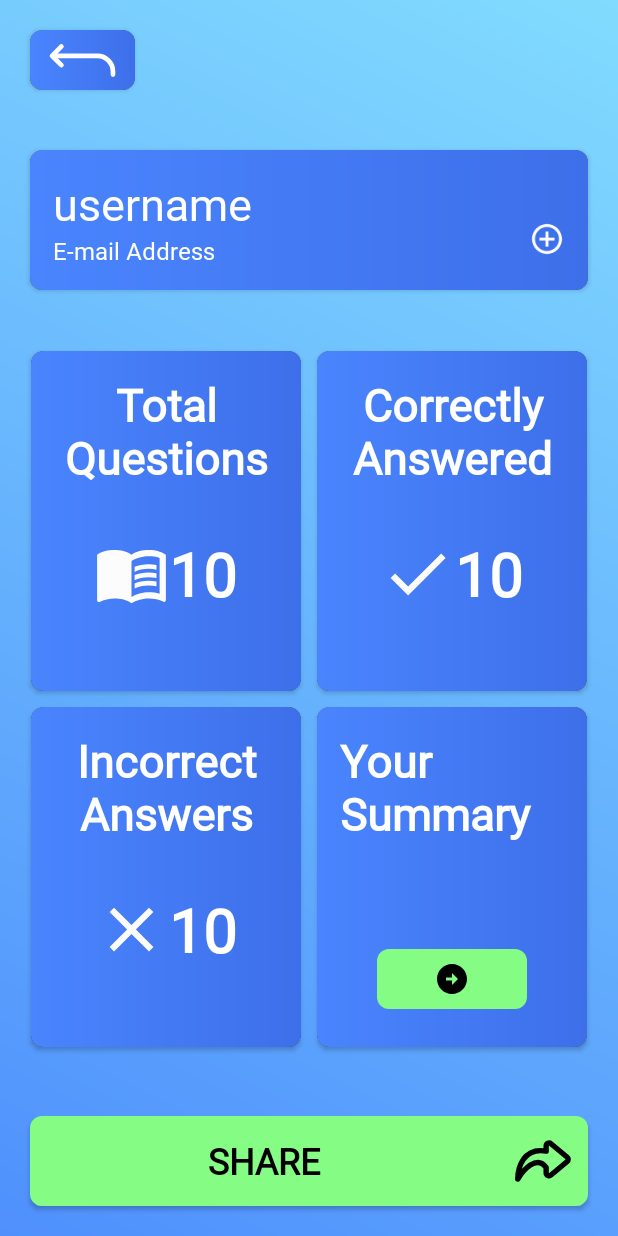
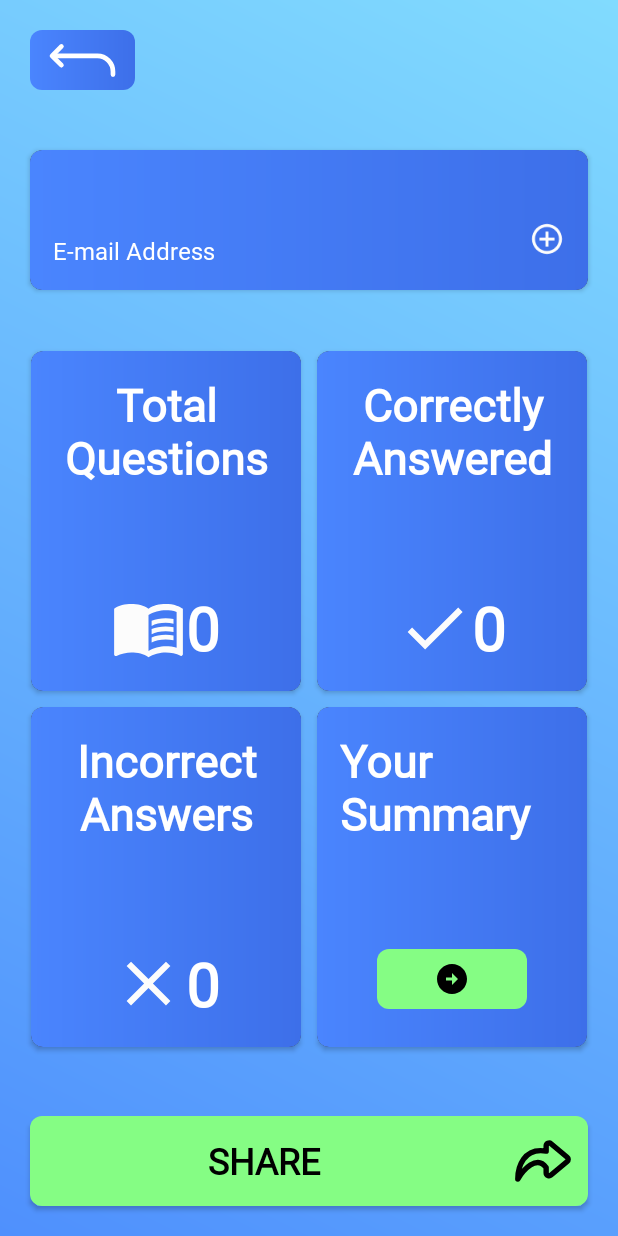
Before and after one commit to Jordan-Anderson1/Enhanced_Learning_Experience, an Android app: the ProfileActivity screen opened directly, with no data from a screen before it, on a phone screen of 412 x 824 dp. Run offline under Robolectric (Android 15) with nearby library versions, the phone set to English and light mode, and no system bars; our stand-ins replace Firebase (no records; nobody signed in at launch, a user with empty details on screens opened directly); 3 statements that could not run were skipped.

Commit message:
dynamically update stats and username/email in profile

```diff
--- a/app/src/main/java/com/example/learningexperience/MainActivity.java
+++ b/app/src/main/java/com/example/learningexperience/MainActivity.java
@@ -103,6 +103,11 @@ public class MainActivity extends AppCompatActivity {
             public void onSuccess(Uri uri) {
                 Picasso.get().load(uri).into(profileImage);
             }
+        }).addOnFailureListener(new OnFailureListener() {
+            @Override
+            public void onFailure(@NonNull Exception e) {
+                profileImage.setImageResource(R.drawable.baseline_person_24);
+            }
         });
 
         //get username
@@ -148,7 +153,6 @@ public class MainActivity extends AppCompatActivity {
 
                         //add interests to a list and display
                         List<String> interestsList = (List<String>) document.get("interests");
-                        Log.d("interests", interestsList.get(0));
                         recyclerView = findViewById(R.id.recyclerView);
                         recyclerView.setLayoutManager(new LinearLayoutManager(MainActivity.this));
                         recyclerAdapter = new RecyclerAdapter(interestsList);
@@ -177,5 +181,14 @@ public class MainActivity extends AppCompatActivity {
             }
         });
 
+        //set On click listener for profile image which takes user to profile page
+        profileImage.setOnClickListener(new View.OnClickListener() {
+            @Override
+            public void onClick(View v) {
+                Intent intent = new Intent(MainActivity.this, ProfileActivity.class);
+                startActivity(intent);
+            }
+        });
+
     }
 }
--- a/app/src/main/java/com/example/learningexperience/ProfileActivity.java
+++ b/app/src/main/java/com/example/learningexperience/ProfileActivity.java
@@ -1,14 +1,37 @@
 package com.example.learningexperience;
 
+import android.content.Intent;
 import android.os.Bundle;
+import android.view.View;
+import android.widget.Button;
+import android.widget.ImageButton;
+import android.widget.TextView;
 
 import androidx.activity.EdgeToEdge;
+import androidx.annotation.NonNull;
 import androidx.appcompat.app.AppCompatActivity;
 import androidx.core.graphics.Insets;
 import androidx.core.view.ViewCompat;
 import androidx.core.view.WindowInsetsCompat;
 
+import com.google.android.gms.tasks.OnFailureListener;
+import com.google.android.gms.tasks.OnSuccessListener;
+import com.google.firebase.auth.FirebaseAuth;
+import com.google.firebase.auth.FirebaseUser;
+import com.google.firebase.firestore.DocumentSnapshot;
+import com.google.firebase.firestore.FirebaseFirestore;
+
 public class ProfileActivity extends AppCompatActivity {
+
+    ImageButton backButton;
+
+    TextView usernameTextView, emailAddressTextView, totalQuestionsAnsweredTextView, totalIncorrectAnswersTextView, totalCorrectAnswersTextView;
+
+    FirebaseFirestore fStore;
+    FirebaseAuth fAuth;
+    FirebaseUser fUser;
+    String userId;
+
 
     @Override
     protected void onCreate(Bundle savedInstanceState) {
@@ -20,5 +43,63 @@ public class ProfileActivity extends AppCompatActivity {
             v.setPadding(systemBars.left, systemBars.top, systemBars.right, systemBars.bottom);
             return insets;
         });
+
+        backButton = findViewById(R.id.backButton);
+        usernameTextView = findViewById(R.id.username);
+        emailAddressTextView = findViewById(R.id.emailAddress);
+        totalQuestionsAnsweredTextView = findViewById(R.id.totalQuestionsAnsweredTextView);
+        totalIncorrectAnswersTextView = findViewById(R.id.totalIncorrectAnswersTextView);
+        totalCorrectAnswersTextView = findViewById(R.id.totalCorrectAnswersTextView);
+
+        fStore = FirebaseFirestore.getInstance();
+        fAuth = FirebaseAuth.getInstance();
+        userId = fAuth.getUid();
+
+        //get user Email address and set emailAddressTextView
+        if(fUser != null) {
+            String emailAddress = fUser.getEmail();
+            emailAddressTextView.setText(emailAddress);
+        }
+
+
+
+        //Get username and stats from FireBase and update corresponding TextViews
+        fStore.collection("users").document(userId)
+                .get()
+                .addOnSuccessListener(new OnSuccessListener<DocumentSnapshot>() {
+                    @Override
+                    public void onSuccess(DocumentSnapshot documentSnapshot) {
+                        String username;
+                        int totalQuestionsAnswered, totalIncorrectAnswers, totalCorrectAnswers;
+
+                        username = documentSnapshot.getString("username");
+                        usernameTextView.setText(username);
+
+                        totalQuestionsAnswered = documentSnapshot.getLong("totalQuestionsAnswered").intValue();
+                        totalCorrectAnswers = documentSnapshot.getLong("totalCorrectAnswers").intValue();
+                        totalIncorrectAnswers = documentSnapshot.getLong("totalIncorrectAnswers").intValue();
+
+                        totalQuestionsAnsweredTextView.setText(String.valueOf(totalQuestionsAnswered));
+                        totalCorrectAnswersTextView.setText(String.valueOf(totalCorrectAnswers));
+                        totalIncorrectAnswersTextView.setText(String.valueOf(totalIncorrectAnswers));
+                    }
+                }).addOnFailureListener(new OnFailureListener() {
+                    @Override
+                    public void onFailure(@NonNull Exception e) {
+
+                    }
+                });
+
+        //set on click listener for back button. Goes back to MainActivity
+        backButton.setOnClickListener(new View.OnClickListener() {
+            @Override
+            public void onClick(View v) {
+                Intent intent = new Intent(ProfileActivity.this, MainActivity.class);
+                startActivity(intent);
+                finish();
+            }
+        });
     }
+
+
 }
--- a/app/src/main/res/layout/activity_profile.xml
+++ b/app/src/main/res/layout/activity_profile.xml
@@ -13,19 +13,17 @@
         android:background="@drawable/main_background"
         android:orientation="vertical">
 
-        <androidx.cardview.widget.CardView
-            android:layout_width="wrap_content"
-            android:layout_height="wrap_content"
-            app:cardCornerRadius="8dp"
-            android:layout_margin="20dp">
+
 
             <ImageButton
                 android:layout_width="70dp"
                 android:layout_height="40dp"
                 android:src="@drawable/return_up_back_svgrepo_com"
-                android:background="@drawable/card_background"/>
+                android:background="@drawable/card_background"
+                android:layout_margin="20dp"
+                android:id="@+id/backButton"/>
 
-        </androidx.cardview.widget.CardView>
+
 
         <androidx.cardview.widget.CardView
             android:layout_width="match_parent"
@@ -118,11 +116,12 @@
                     <TextView
                         android:layout_width="match_parent"
                         android:layout_height="wrap_content"
-                        android:gravity="center"
+                        android:gravity="top|center"
                         android:text="Total Questions"
                         android:textColor="@color/white"
                         android:textSize="30sp"
-                        android:textStyle="bold" />
+                        android:textStyle="bold"
+                        android:layout_weight="1"/>
 
 
                     <LinearLayout
@@ -139,13 +138,14 @@
                             android:src="@drawable/baseline_menu_book_24" />
 
                         <TextView
-                            android:id="@+id/totalQuestionsAnswered"
+                            android:id="@+id/totalQuestionsAnsweredTextView"
                             android:layout_width="match_parent"
                             android:layout_height="wrap_content"
                             android:text="10"
                             android:textColor="@color/white"
                             android:textSize="40sp"
-                            android:textStyle="bold" />
+                            android:textStyle="bold"
+                            />
 
 
                     </LinearLayout>
@@ -174,11 +174,12 @@
                     <TextView
                         android:layout_width="match_parent"
                         android:layout_height="wrap_content"
-                        android:gravity="center"
+                        android:gravity="top|center"
                         android:text="Correctly Answered"
                         android:textColor="@color/white"
                         android:textSize="30sp"
-                        android:textStyle="bold" />
+                        android:textStyle="bold"
+                        android:layout_weight="1"/>
 
 
                     <LinearLayout
@@ -198,7 +199,7 @@
                             />
 
                         <TextView
-                            android:id="@+id/totalCorrectAnswers"
+                            android:id="@+id/totalCorrectAnswersTextView"
                             android:layout_width="match_parent"
                             android:layout_height="wrap_content"
                             android:text="10"
@@ -228,11 +229,12 @@
                     <TextView
                         android:layout_width="match_parent"
                         android:layout_height="wrap_content"
-                        android:gravity="center"
+                        android:gravity="top|center"
                         android:text="Incorrect Answers"
                         android:textColor="@color/white"
                         android:textSize="30sp"
-                        android:textStyle="bold" />
+                        android:textStyle="bold"
+                        android:layout_weight="1"/>
 
 
                     <LinearLayout
@@ -249,7 +251,7 @@
                             android:src="@drawable/baseline_clear_24" />
 
                         <TextView
-                            android:id="@+id/totalIncorrectAnswers"
+                            android:id="@+id/totalIncorrectAnswersTextView"
                             android:layout_width="match_parent"
                             android:layout_height="wrap_content"
                             android:text="10"
```
